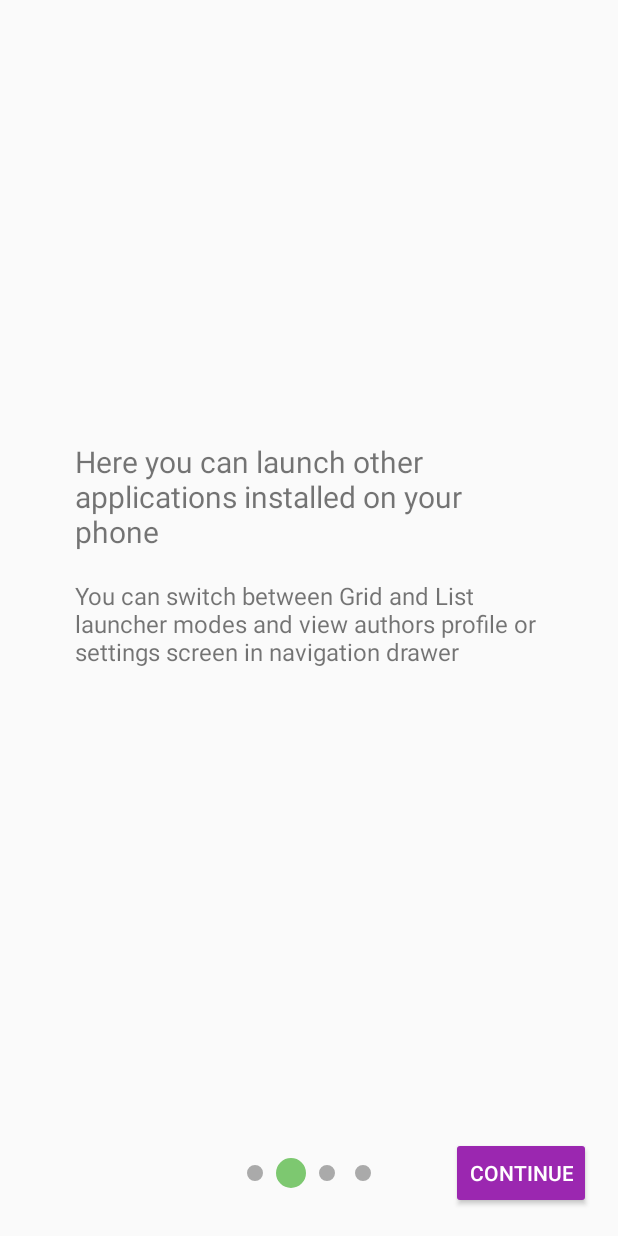
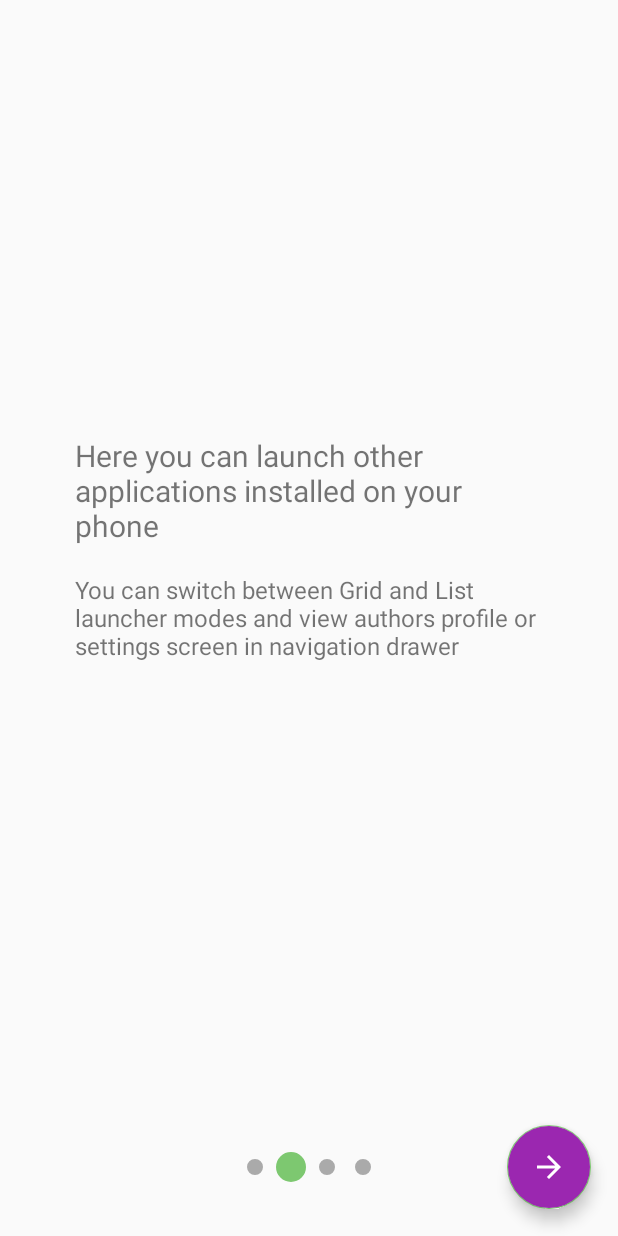
Before and after one commit to navalnica/AndroidAppLauncher, an Android app: the screen it shows after launch (ActivityWelcomePage), item 2 of the bottom bar chosen, on a phone screen of 412 x 824 dp. Run offline under Robolectric (Android 15) with nearby library versions, the phone set to English and light mode, and no system bars; our stand-ins replace Room's generated code; libraries missing offline, so code that uses them is left out: com.crashlytics.android, com.microsoft.appcenter, com.yandex.metrica, io.fabric.sdk; 8 statements that could not run were skipped.

Commit message:
task5: changed project structure. added FAB to Welcome Page. Edited release notes. Increased version code

```diff
--- a/app/build.gradle
+++ b/app/build.gradle
@@ -34,8 +34,8 @@ android {
         applicationId "com.example.trafimau_app"
         minSdkVersion 21
         targetSdkVersion 28
-        versionCode 300
-        versionName "3.0.0"
+        versionCode 500
+        versionName "5.0.0"
         testInstrumentationRunner "android.support.test.runner.AndroidJUnitRunner"
 
         javaCompileOptions {
@@ -52,7 +52,6 @@ android {
             signingConfig signingConfigs.config
 
             ext.betaDistributionGroupAliases = 'mds2019'
-//            ext.betaDistributionGroupAliases = 'dudes'
         }
     }
     compileOptions {
--- a/app/src/main/AndroidManifest.xml
+++ b/app/src/main/AndroidManifest.xml
@@ -32,7 +32,7 @@
             android:parentActivityName=".activity.launcher.ActivityLauncher" />
 
         <provider
-            android:name=".AppsLaunchCountProvider"
+            android:name=".data.AppsLaunchCountProvider"
             android:authorities="com.example.trafimau_app.provider"
             android:exported="true"
             android:readPermission="com.example.trafimau_app.provider.READ" />
--- a/app/src/main/java/com/example/trafimau_app/MyApplication.java
+++ b/app/src/main/java/com/example/trafimau_app/MyApplication.java
@@ -14,8 +14,10 @@ import android.support.v7.preference.PreferenceManager;
 import android.util.Log;
 
 import com.crashlytics.android.Crashlytics;
-import com.example.trafimau_app.db.AppEntity;
-import com.example.trafimau_app.db.AppsDatabase;
+import com.example.trafimau_app.data.DesktopSiteLinksDataModel;
+import com.example.trafimau_app.data.MyAppInfo;
+import com.example.trafimau_app.data.db.AppEntity;
+import com.example.trafimau_app.data.db.AppsDatabase;
 import com.microsoft.appcenter.AppCenter;
 import com.microsoft.appcenter.distribute.Distribute;
 import com.yandex.metrica.YandexMetrica;
@@ -34,8 +36,7 @@ import io.fabric.sdk.android.Fabric;
 
 public class MyApplication extends Application {
 
-    // TODO: update APP_CENTER_KEY
-    private static final String APP_CENTER_KEY = "837acbd8-490f-4613-8c34-8cadf9bd3268";
+    private static final String APP_CENTER_KEY = "00de3ebf-a55b-4849-a9fe-3de0e018e1ca";
     private final static String APP_METRICA_API_KEY = "2ade6b48-042d-4406-acbf-d59322bafa72";
 
     public final static String LOG_TAG = "MyApp";
--- a/app/src/main/java/com/example/trafimau_app/activity/launcher/DesktopFragment.java
+++ b/app/src/main/java/com/example/trafimau_app/activity/launcher/DesktopFragment.java
@@ -26,7 +26,7 @@ import android.widget.TextView;
 
 import com.example.trafimau_app.MyApplication;
 import com.example.trafimau_app.R;
-import com.example.trafimau_app.SiteInfo;
+import com.example.trafimau_app.data.SiteInfo;
 import com.yandex.metrica.YandexMetrica;
 
 import java.io.IOException;
--- a/app/src/main/java/com/example/trafimau_app/activity/launcher/LaucherViewHolder.java
+++ b/app/src/main/java/com/example/trafimau_app/activity/launcher/LaucherViewHolder.java
@@ -6,7 +6,7 @@ import android.support.v7.widget.RecyclerView;
 import android.view.View;
 import android.widget.TextView;
 
-import com.example.trafimau_app.MyAppInfo;
+import com.example.trafimau_app.data.MyAppInfo;
 import com.example.trafimau_app.R;
 
 public class LaucherViewHolder extends RecyclerView.ViewHolder {
--- a/app/src/main/java/com/example/trafimau_app/activity/launcher/LauncherAppAdapter.java
+++ b/app/src/main/java/com/example/trafimau_app/activity/launcher/LauncherAppAdapter.java
@@ -7,7 +7,7 @@ import android.view.View;
 import android.view.ViewGroup;
 import android.widget.Toast;
 
-import com.example.trafimau_app.MyAppInfo;
+import com.example.trafimau_app.data.MyAppInfo;
 import com.example.trafimau_app.MyApplication;
 
 public class LauncherAppAdapter extends RecyclerView.Adapter<LaucherViewHolder> {
--- a/app/src/main/java/com/example/trafimau_app/activity/welcome_page/ActivityWelcomePage.java
+++ b/app/src/main/java/com/example/trafimau_app/activity/welcome_page/ActivityWelcomePage.java
@@ -2,6 +2,7 @@ package com.example.trafimau_app.activity.welcome_page;
 
 import android.content.Intent;
 import android.os.Bundle;
+import android.support.design.widget.FloatingActionButton;
 import android.support.design.widget.TabLayout;
 import android.support.v4.app.Fragment;
 import android.support.v4.app.FragmentManager;
@@ -22,7 +23,7 @@ public class ActivityWelcomePage extends AppCompatActivity {
     private ViewPager viewPager;
     private int FRAGMENTS_COUNT = 4;
     private MyApplication app;
-    private Button continueButton;
+    private FloatingActionButton fab;
 
     @Override
     protected void onCreate(Bundle savedInstanceState) {
@@ -45,27 +46,9 @@ public class ActivityWelcomePage extends AppCompatActivity {
         WelcomePageViewPagerAdapter adapter = new WelcomePageViewPagerAdapter(
                 getSupportFragmentManager());
         viewPager.setAdapter(adapter);
-        viewPager.addOnPageChangeListener(new ViewPager.OnPageChangeListener() {
-            @Override
-            public void onPageScrolled(int i, float v, int i1) {
-            }
 
-            @Override
-            public void onPageSelected(int i) {
-                if (i < FRAGMENTS_COUNT - 1) {
-                    continueButton.setText(R.string.buttonContinue);
-                } else {
-                    continueButton.setText(R.string.buttonFinish);
-                }
-            }
-
-            @Override
-            public void onPageScrollStateChanged(int i) {
-            }
-        });
-
-        continueButton = findViewById(R.id.welcomeContinueButton);
-        continueButton.setOnClickListener(this::onContinueButtonClick);
+        fab = findViewById(R.id.welcomeFab);
+        fab.setOnClickListener(this::onContinueButtonClick);
 
         TabLayout tabLayout = findViewById(R.id.welcomeTabLayout);
         tabLayout.setupWithViewPager(viewPager);
--- a/app/src/main/java/com/example/trafimau_app/DesktopSiteLinksDataModel.java
+++ b/app/src/main/java/com/example/trafimau_app/data/DesktopSiteLinksDataModel.java
@@ -1,4 +1,4 @@
-package com.example.trafimau_app;
+package com.example.trafimau_app.data;
 
 import java.util.HashMap;
 
--- a/app/src/main/java/com/example/trafimau_app/MyAppInfo.java
+++ b/app/src/main/java/com/example/trafimau_app/data/MyAppInfo.java
@@ -1,4 +1,4 @@
-package com.example.trafimau_app;
+package com.example.trafimau_app.data;
 
 import android.content.Intent;
 import android.content.pm.ApplicationInfo;
--- a/app/src/main/java/com/example/trafimau_app/SiteInfo.java
+++ b/app/src/main/java/com/example/trafimau_app/data/SiteInfo.java
@@ -1,4 +1,4 @@
-package com.example.trafimau_app;
+package com.example.trafimau_app.data;
 
 public class SiteInfo{
     public String link;
--- a/app/src/main/java/com/example/trafimau_app/db/AppEntity.java
+++ b/app/src/main/java/com/example/trafimau_app/data/db/AppEntity.java
@@ -1,4 +1,4 @@
-package com.example.trafimau_app.db;
+package com.example.trafimau_app.data.db;
 
 import android.arch.persistence.room.ColumnInfo;
 import android.arch.persistence.room.Entity;
@@ -8,7 +8,7 @@ import android.provider.BaseColumns;
 import android.support.annotation.NonNull;
 import android.util.Log;
 
-import com.example.trafimau_app.MyAppInfo;
+import com.example.trafimau_app.data.MyAppInfo;
 import com.example.trafimau_app.MyApplication;
 
 import java.util.Date;
--- a/app/src/main/java/com/example/trafimau_app/db/AppEntityDao.java
+++ b/app/src/main/java/com/example/trafimau_app/data/db/AppEntityDao.java
@@ -1,4 +1,4 @@
-package com.example.trafimau_app.db;
+package com.example.trafimau_app.data.db;
 
 import android.arch.persistence.room.Dao;
 import android.arch.persistence.room.Delete;
@@ -10,8 +10,6 @@ import android.database.Cursor;
 import android.support.annotation.NonNull;
 
 import java.util.List;
-
-import javax.crypto.AEADBadTagException;
 
 @Dao
 public interface AppEntityDao {
--- a/app/src/main/java/com/example/trafimau_app/db/AppsDatabase.java
+++ b/app/src/main/java/com/example/trafimau_app/data/db/AppsDatabase.java
@@ -1,4 +1,4 @@
-package com.example.trafimau_app.db;
+package com.example.trafimau_app.data.db;
 
 import android.arch.persistence.room.Database;
 import android.arch.persistence.room.Room;
--- a/app/src/main/java/com/example/trafimau_app/db/DateConverter.java
+++ b/app/src/main/java/com/example/trafimau_app/data/db/DateConverter.java
@@ -1,4 +1,4 @@
-package com.example.trafimau_app.db;
+package com.example.trafimau_app.data.db;
 
 import android.arch.persistence.room.TypeConverter;
 
--- /dev/null
+++ b/app/src/main/res/drawable/ic_arrow_forward_white_24dp.xml
@@ -0,0 +1,5 @@
+<vector android:height="24dp" android:tint="#FFFFFF"
+    android:viewportHeight="24.0" android:viewportWidth="24.0"
+    android:width="24dp" xmlns:android="http://schemas.android.com/apk/res/android">
+    <path android:fillColor="#FF000000" android:pathData="M12,4l-1.41,1.41L16.17,11H4v2h12.17l-5.58,5.59L12,20l8,-8z"/>
+</vector>
--- a/app/src/main/res/layout/activity_welcome_page.xml
+++ b/app/src/main/res/layout/activity_welcome_page.xml
@@ -26,14 +26,14 @@
             app:tabGravity="center"
             app:tabIndicatorHeight="0dp" />
 
-        <Button
-            android:id="@+id/welcomeContinueButton"
+        <android.support.design.widget.FloatingActionButton
+            android:id="@+id/welcomeFab"
             android:layout_width="wrap_content"
             android:layout_height="wrap_content"
             android:layout_gravity="end"
             android:layout_margin="@dimen/largeOffset"
-            android:text="@string/buttonContinue"
-            android:theme="@style/coloredAppCompatButton" />
+            android:backgroundTint="@color/colorPrimary"
+            android:src="@drawable/ic_arrow_forward_white_24dp" />
 
     </FrameLayout>
 
```
Also changed, not shown: app/src/main/java/com/example/trafimau_app/activity/launcher/ActivityLauncher.java (+25 -34 lines), app/src/main/java/com/example/trafimau_app/data/AppsLaunchCountProvider.java (renamed from app/src/main/java/com/example/trafimau_app/AppsLaunchCountProvider.java, +3 -4 lines), 5 other files.
